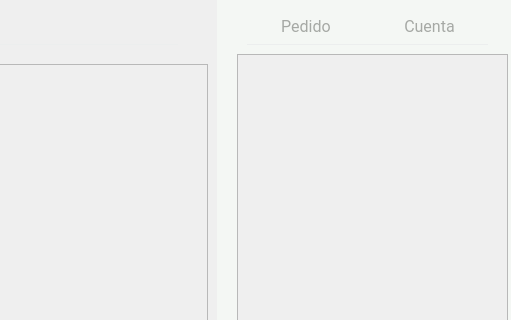
This is El-Patio/mesero/mesero_menu_comandas.ui in MrDanielG/IHC-ElPatio as Qt 5 draws it before an edit; both pictures show x 513 to 1024 and y 176 to 496 of the 1024 by 768 pixel window. The edited form follows.
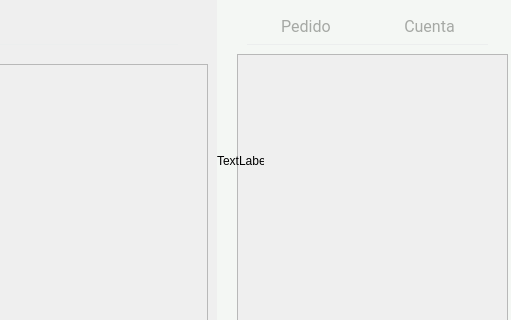
This is the edited form.

Diff of the .ui file:
```diff
--- a/El-Patio/mesero/mesero_menu_comandas.ui
+++ b/El-Patio/mesero/mesero_menu_comandas.ui
@@ -754,6 +754,19 @@
     </layout>
    </widget>
   </widget>
+  <widget class="QLabel" name="lb_total">
+   <property name="geometry">
+    <rect>
+     <x>730</x>
+     <y>330</y>
+     <width>47</width>
+     <height>13</height>
+    </rect>
+   </property>
+   <property name="text">
+    <string>TextLabel</string>
+   </property>
+  </widget>
  </widget>
  <resources/>
  <connections/>
```
